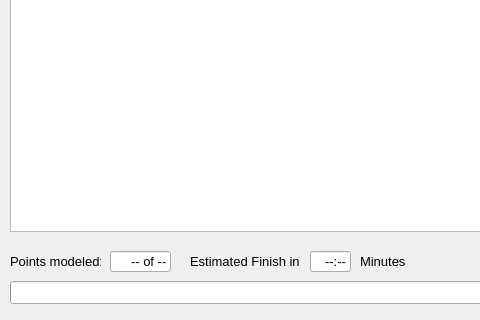
sayitfast/MountWizzard3, file mountwizzard/gui/coordinate_dialog_ui.ui: the form before one commit; both pictures show x 0 to 480 and y 319 to 639 of the 791 by 639 pixel window.
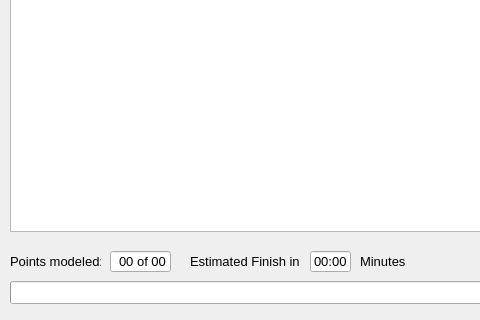
The form after the commit.

What changed in the file:
```diff
--- a/mountwizzard/gui/coordinate_dialog_ui.ui
+++ b/mountwizzard/gui/coordinate_dialog_ui.ui
@@ -376,7 +376,7 @@
     <enum>Qt::RightToLeft</enum>
    </property>
    <property name="text">
-    <string>-- of --</string>
+    <string>00 of 00</string>
    </property>
    <property name="alignment">
     <set>Qt::AlignRight|Qt::AlignTrailing|Qt::AlignVCenter</set>
@@ -437,7 +437,7 @@
     <enum>Qt::RightToLeft</enum>
    </property>
    <property name="text">
-    <string>--:--</string>
+    <string>00:00</string>
    </property>
    <property name="alignment">
     <set>Qt::AlignRight|Qt::AlignTrailing|Qt::AlignVCenter</set>
```
